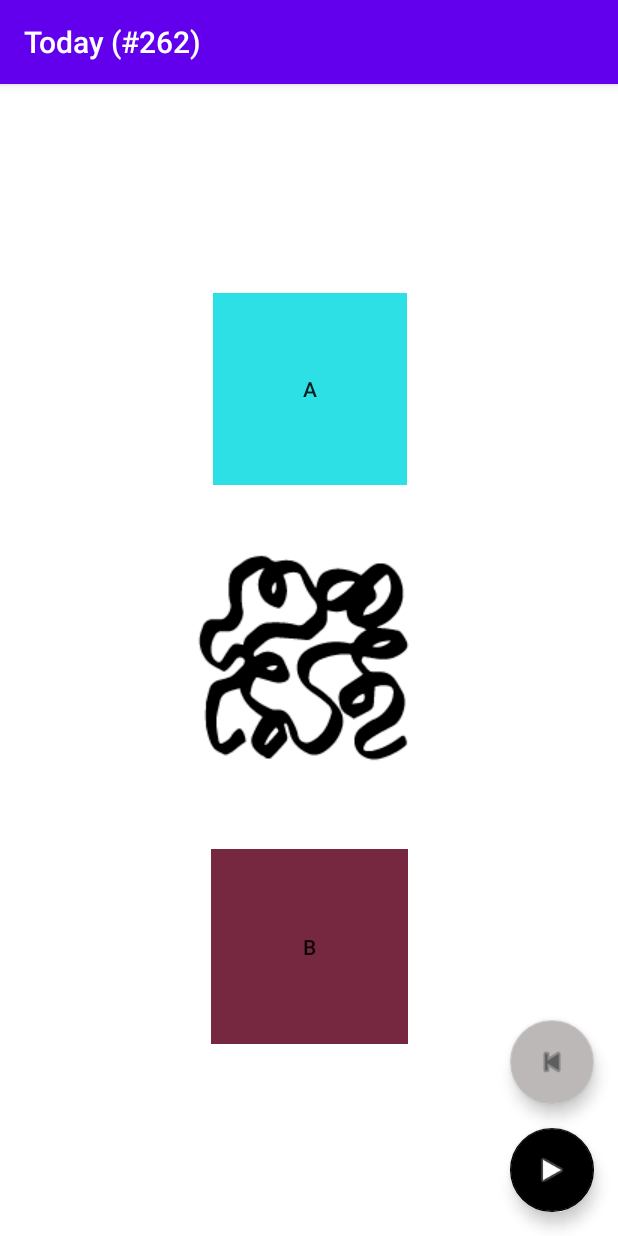
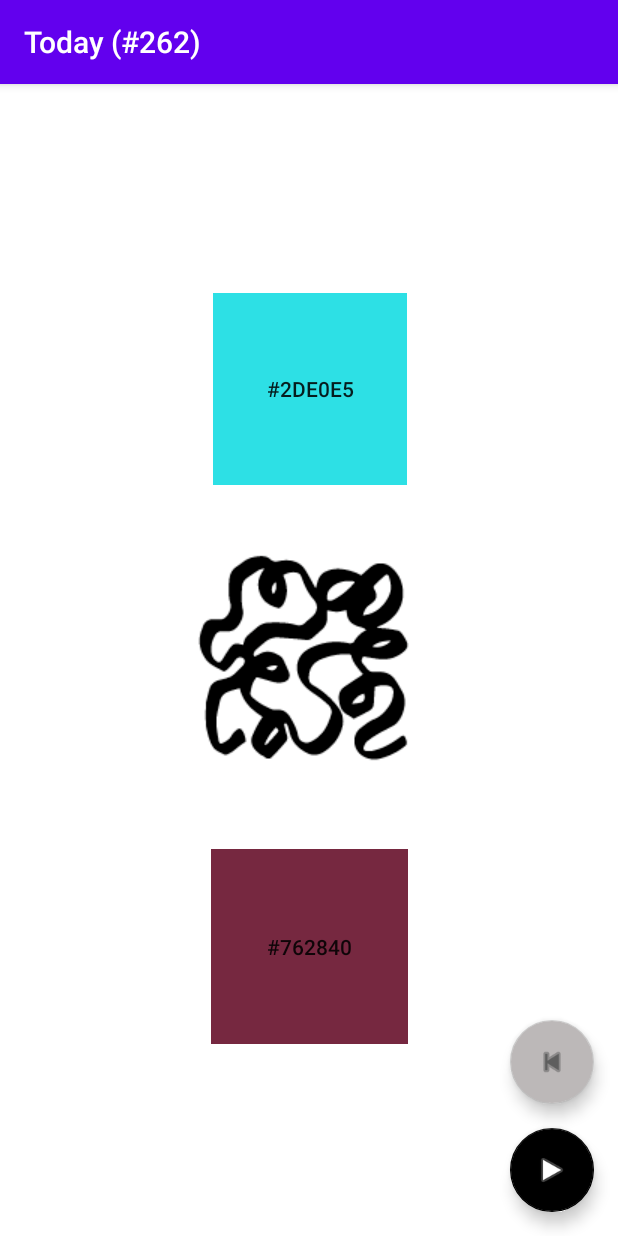
Before and after one commit to djui/Inspiray, an Android app: the screen it shows after launch (MainActivity), on a phone screen of 412 x 824 dp. Run offline under Robolectric (Android 15) with nearby library versions, the phone set to English and light mode, and no system bars.

Commit message:
Show hex colors

```diff
--- a/app/src/main/java/io/djui/inspiray/MainActivity.kt
+++ b/app/src/main/java/io/djui/inspiray/MainActivity.kt
@@ -195,13 +195,20 @@ class MainActivity : AppCompatActivity() {
     }
 
     private fun updateContent(title: String, random: Random) {
+        val colorA = randomColor(random)
+        val colorB = randomColor(random)
+        val colorAHex = "#" + Integer.toHexString(colorA).substring(2) // skip alpha
+        val colorBHex = "#" + Integer.toHexString(colorB).substring(2) // skip alpha
+
+        doodleImage.setImageResource(images[random.nextInt(images.size)])
+
         this.title = title
 
-        val colorA = randomColor(random)
-        val colorB = randomColor(random)
         colorAButton.setBackgroundColor(colorA)
+        colorAButton.text = colorAHex
+
         colorBButton.setBackgroundColor(colorB)
-        doodleImage.setImageResource(images[random.nextInt(images.size)])
+        colorBButton.text = colorBHex
     }
 
     private fun randomColor(random: Random): Int {
@@ -212,4 +219,8 @@ class MainActivity : AppCompatActivity() {
             random.nextInt(256)
         )
     }
+
+    private fun isDark(c: Int): Boolean {
+        return Color.luminance(c) < 0.5
+    }
 }
```
